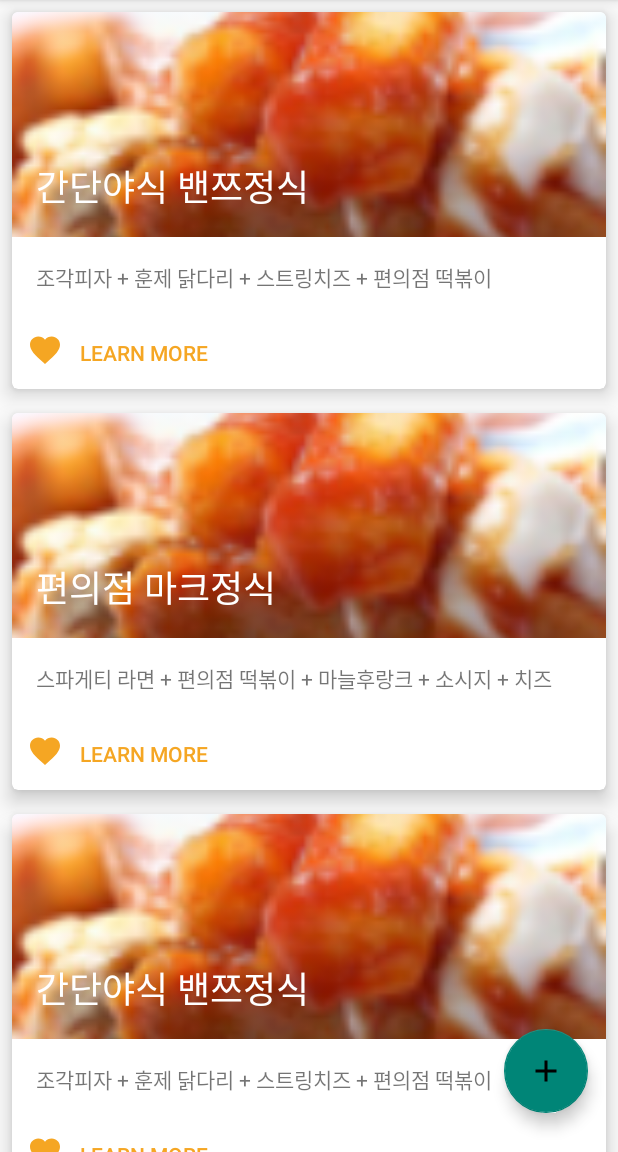
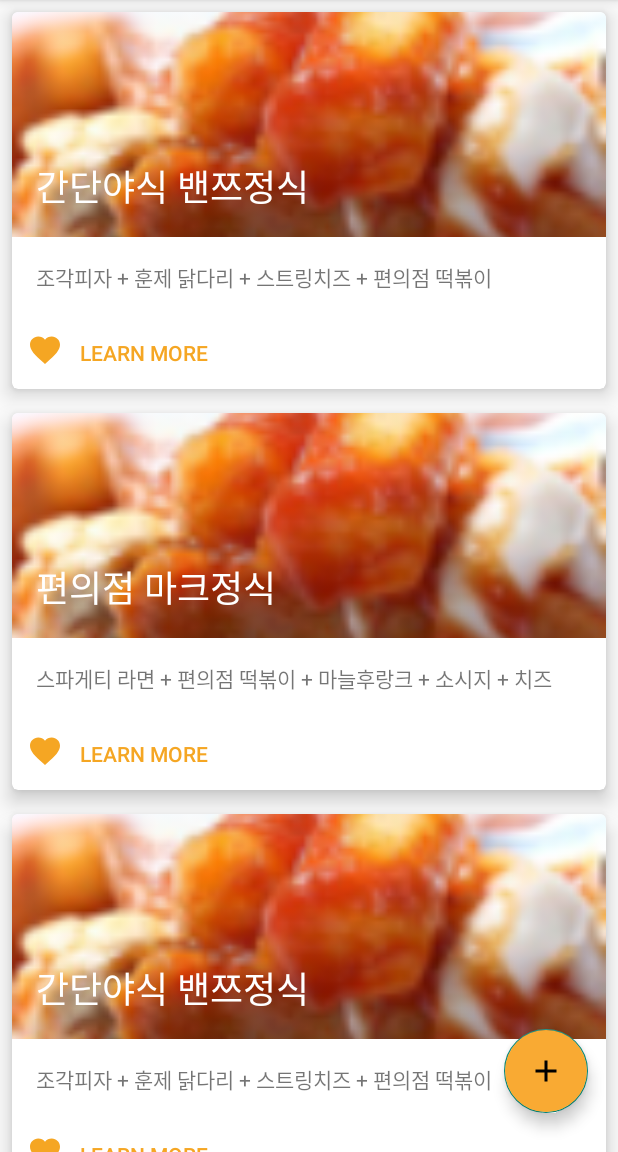
Before and after one commit to SongSieun/Combeenation, an Android app: the screen it shows after launch (MainActivity), on a phone screen of 412 x 824 dp, the part 84-1236 px from its top. Run offline under Robolectric (Android 15) with nearby library versions, the phone set to English and light mode, and no system bars.

Commit message:
source code update

```diff
--- a/Combination/app/src/main/java/com/sesong/combeenation/Activity/MypageActivity.java
+++ b/Combination/app/src/main/java/com/sesong/combeenation/Activity/MypageActivity.java
@@ -11,5 +11,6 @@ public class MypageActivity extends AppCompatActivity {
         super.onCreate(savedInstanceState);
         setContentView(R.layout.activity_mypage);
 
+
     }
 }
--- a/Combination/app/src/main/res/layout/activity_main.xml
+++ b/Combination/app/src/main/res/layout/activity_main.xml
@@ -13,7 +13,7 @@
         android:background="@color/colorPrimary"
         android:elevation="4dp"
         android:theme="@style/Base.ThemeOverlay.AppCompat.Dark.ActionBar"
-        app:popupTheme="@style/Theme.AppCompat.Light"/>
+        app:popupTheme="@style/Theme.AppCompat.Light" />
 
     <android.support.v4.view.ViewPager
         android:id="@+id/pager"
@@ -44,6 +44,7 @@
         android:layout_marginBottom="8dp"
         android:layout_marginEnd="8dp"
         android:layout_marginRight="8dp"
+        android:backgroundTint="@color/colorAccent"
         android:src="@drawable/ic_add_black_24dp"
         app:fabSize="auto"
         app:layout_constraintBottom_toBottomOf="parent"
--- a/Combination/app/src/main/res/layout/activity_mypage.xml
+++ b/Combination/app/src/main/res/layout/activity_mypage.xml
@@ -8,4 +8,6 @@
     android:background="@android:color/white"
     tools:context=".Activity.MypageActivity">
 
+
+
 </android.support.constraint.ConstraintLayout>
--- a/Combination/app/src/main/res/values/styles.xml
+++ b/Combination/app/src/main/res/values/styles.xml
@@ -11,9 +11,12 @@
     <style name="AppTheme.Loading">
         <item name="windowNoTitle">true</item>
         <item name="android:windowNoTitle">true</item>
+        <item name="android:windowFullscreen">true</item>
     </style>
 
-    <style name="NoActionBarAppTheme" parent="Theme.AppCompat.Light.NoActionBar"/>
+    <style name="NoActionBarAppTheme" parent="Theme.AppCompat.Light.NoActionBar">
+        <item name="android:statusBarColor">@color/colorPrimaryDark</item>
+    </style>
 
 
 </resources>
```
